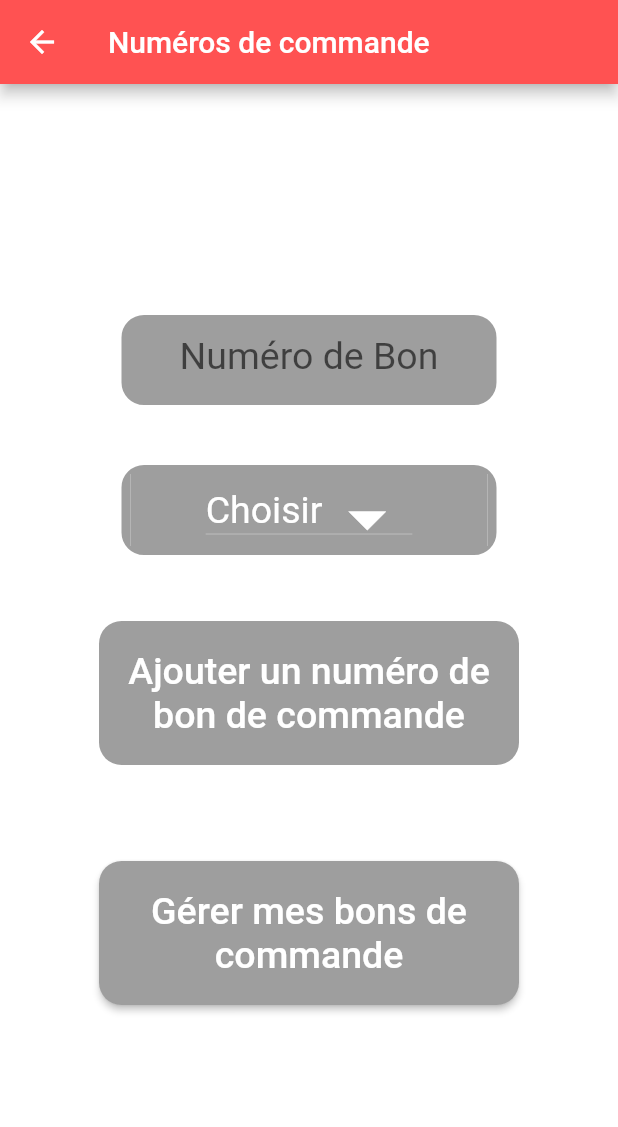
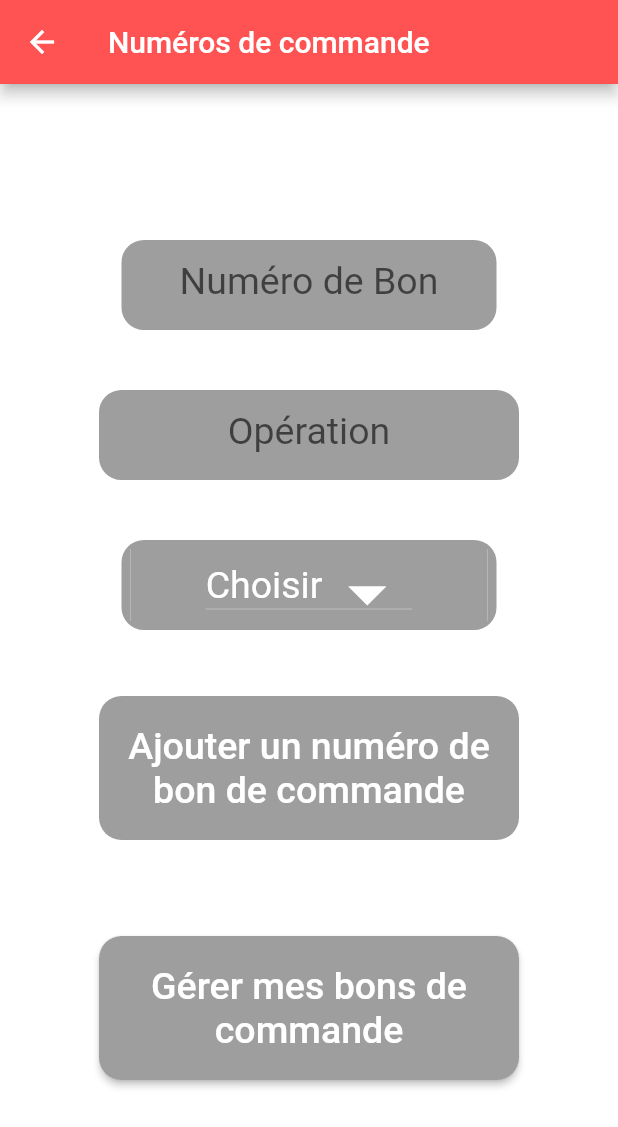
Before and after one commit to paulbryche/automatconstat, a Flutter app: the MyParamsTicketNum screen opened directly, on a phone screen of 412 x 824 dp. Shown: the top 1127 px of the screen. Run offline on Flutter 3.47's test engine with Material 2 defaults, Android fonts, the phone set to English and light mode, and no system bars; our stand-ins replace shared_preferences; accounts and stored records are empty.

```diff
--- a/lib/myparametersticketnumber.dart
+++ b/lib/myparametersticketnumber.dart
@@ -2,7 +2,14 @@ import 'package:flutter/material.dart';
 import 'package:flutter/painting.dart';
 import 'myparameterstiketsup.dart';
 
-class MyParamsTicketNum extends StatelessWidget {
+class MyParamsTicketNum extends StatefulWidget {
+  @override
+  _MyParamsTicketNumState createState() => _MyParamsTicketNumState();
+  }
+
+  class _MyParamsTicketNumState extends State<MyParamsTicketNum> {
+  var number = TextEditingController();
+  var ope = TextEditingController();
 
   @override
   Widget build(BuildContext context) {
@@ -23,12 +30,34 @@ class MyParamsTicketNum extends StatelessWidget {
                 height: 60,
                 child: TextField(
                   style: new TextStyle(color: Colors.white, fontSize: 25),
+                  controller: number,
                   textAlign: TextAlign.center,
                   decoration: InputDecoration(
                       enabledBorder: UnderlineInputBorder(
                         borderSide: BorderSide(color: Colors.grey, width: 6.0),
                       ),
                       hintText: 'Numéro de Bon'
+                  ),
+                ),
+              ),
+              new Padding(padding: new EdgeInsets.all(20.0)),
+              new Container(
+                decoration: ShapeDecoration(
+                  color: Colors.grey,
+                  shape: RoundedRectangleBorder(
+                      side: BorderSide(width: 6, color: Colors.grey),
+                      borderRadius: BorderRadius.circular(15)),),
+                width: 280,
+                height: 60,
+                child: TextField(
+                  style: new TextStyle(color: Colors.white, fontSize: 25),
+                  controller: ope,
+                  textAlign: TextAlign.center,
+                  decoration: InputDecoration(
+                      enabledBorder: UnderlineInputBorder(
+                        borderSide: BorderSide(color: Colors.grey, width: 6.0),
+                      ),
+                      hintText: 'Opération'
                   ),
                 ),
               ),
@@ -82,6 +111,18 @@ class MyParamsTicketNum extends StatelessWidget {
       ),
     );
   }
+  void saveticket() {
+    String _number = number.text;
+    String _ope = ope.text;
+    _saveticket(_number, _ope).then((bool commited) {
+      Navigator.pop(context,true);});
+  }
+}
+
+Future<bool> _saveticket(String number, String ope) async {
+  if (number != null && number != "" && ope != null && ope != "")
+
+    return true;
 }
 
 class MyStatefulWidget extends StatefulWidget {
```
